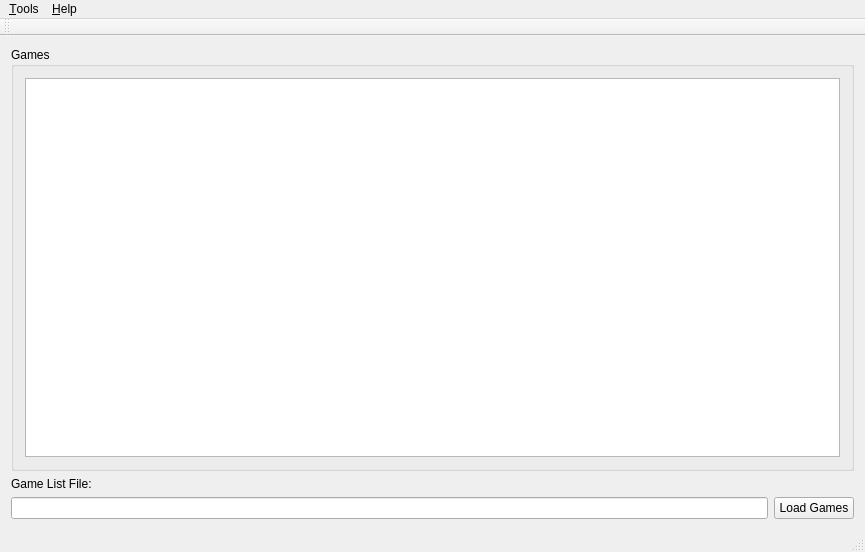
Old version of the form src/mui_frontend/MainWindow.ui in the repository IdleEngineers/MameUI.
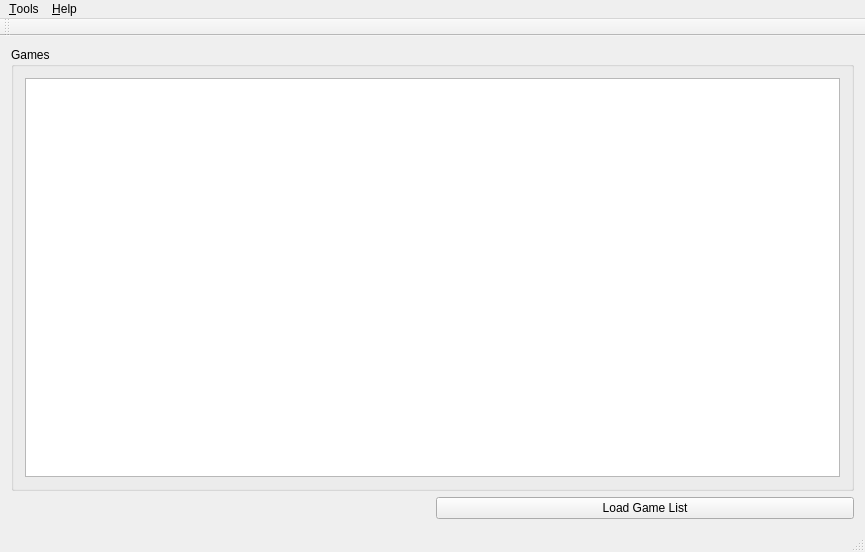
New version of the form.

Commit message: Can launch the process when a game item is double-clicked or activated

Patch:
```diff
--- a/src/mui_frontend/MainWindow.ui
+++ b/src/mui_frontend/MainWindow.ui
@@ -18,20 +18,10 @@
   </property>
   <widget class="QWidget" name="centralWidget">
    <layout class="QGridLayout" name="gridLayout_2">
-    <item row="1" column="0">
-     <widget class="QLabel" name="label">
-      <property name="text">
-       <string>Game List File:</string>
-      </property>
-     </widget>
-    </item>
-    <item row="2" column="0">
-     <widget class="QLineEdit" name="GameListFile"/>
-    </item>
-    <item row="2" column="1">
+    <item row="1" column="1">
      <widget class="QPushButton" name="Btn_LoadGames">
       <property name="text">
-       <string>Load Games</string>
+       <string>Load Game List</string>
       </property>
      </widget>
     </item>
```
The commit also changes 2 other files.
